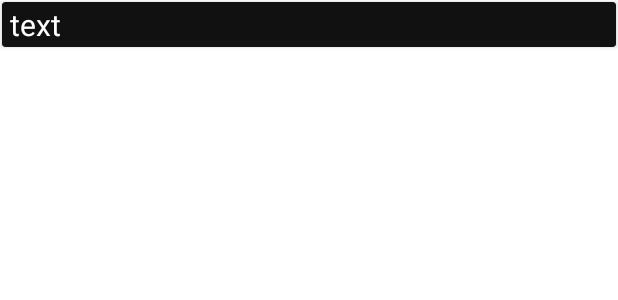
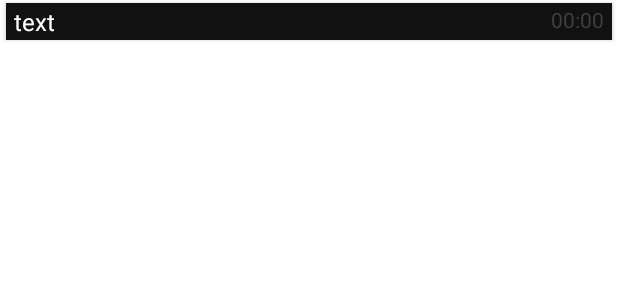
Before and after one commit to lajumi/uDiary, an Android app: the layout item.xml on its own in the app's theme, with its tools: preview values and no code run, on a phone screen of 412 x 824 dp. Shown: the top 300 px of the screen. Run offline under Robolectric (Android 15) with nearby library versions, the phone set to English and light mode, and no system bars.

Commit message:
Time of Items added and minor Design improvements

```diff
--- a/app/src/main/java/com/lajumi/udiary/MainActivity.java
+++ b/app/src/main/java/com/lajumi/udiary/MainActivity.java
@@ -22,7 +22,7 @@ public class MainActivity extends AppCompatActivity {
     private ArrayList<Item> _itemList;
     private FloatingActionButton _fab;
     private RecyclerView _recyclerView;
-    private RecyclerView.Adapter _adapter;
+    private RecyclerView.Adapter<ItemAdapter.ItemViewHolder> _adapter;
     private RecyclerView.LayoutManager _layoutManager;
 
     @Override
--- a/app/src/main/res/layout/item.xml
+++ b/app/src/main/res/layout/item.xml
@@ -3,8 +3,10 @@
     android:layout_width="match_parent"
     android:layout_height="wrap_content"
     xmlns:app="http://schemas.android.com/apk/res-auto"
-    android:layout_margin="1dp"
-    app:cardBackgroundColor="@color/card_color">
+    android:layout_marginHorizontal="4dp"
+    android:layout_marginVertical="2dp"
+    app:cardBackgroundColor="@color/card_color"
+    app:cardCornerRadius="0dp">
 
 
     <RelativeLayout
@@ -13,12 +15,20 @@
         android:layout_marginHorizontal="5dp"
         android:layout_marginVertical="1dp">
         <TextView
-            android:id="@+id/textView"
+            android:id="@+id/textTextView"
             android:layout_width="wrap_content"
             android:layout_height="wrap_content"
             android:text="text"
-            android:textSize="20sp"
-            android:textColor="@color/color_default"/>
+            android:textSize="16sp"
+            android:textColor="@color/color_default"
+            android:layout_marginEnd="40dp"/>
+        <TextView
+            android:id="@+id/timeTextView"
+            android:layout_width="wrap_content"
+            android:layout_height="wrap_content"
+            android:layout_alignParentEnd="true"
+            android:text="00:00"
+            android:textColor="@color/time_color"/>
     </RelativeLayout>
 
 </androidx.cardview.widget.CardView>
--- a/app/src/main/res/values/colors.xml
+++ b/app/src/main/res/values/colors.xml
@@ -1,10 +1,10 @@
 <?xml version="1.0" encoding="utf-8"?>
 <resources>
-    <color name="purple_200">#FFBB86FC</color>
-    <color name="purple_500">#FF6200EE</color>
-    <color name="purple_700">#FF3700B3</color>
-    <color name="teal_200">#FF03DAC5</color>
-    <color name="teal_700">#FF018786</color>
+    <color name="purple_200">#FF91ABDB</color>
+    <color name="purple_500">#FF3D69BC</color>
+    <color name="purple_700">#FF2A4983</color>
+    <color name="teal_200">#FFEB8900</color>
+    <color name="teal_700">#FFEBAC00</color>
     <color name="black">#FF000000</color>
     <color name="white">#FFFFFFFF</color>
 
@@ -19,5 +19,6 @@
 
     <color name="card_color">#111111</color>
     <color name="background">#000000</color>
+    <color name="time_color">#FF404040</color>
 
 </resources>
--- a/app/src/main/res/values/themes.xml
+++ b/app/src/main/res/values/themes.xml
@@ -3,7 +3,7 @@
     <style name="Theme.UDiary" parent="Theme.MaterialComponents.DayNight.DarkActionBar">
         <!-- Primary brand color. -->
         <item name="colorPrimary">@color/purple_500</item>
-        <item name="colorPrimaryVariant">@color/purple_700</item>
+        <item name="colorPrimaryVariant">@color/black</item>
         <item name="colorOnPrimary">@color/white</item>
         <!-- Secondary brand color. -->
         <item name="colorSecondary">@color/teal_200</item>
@@ -12,5 +12,7 @@
         <!-- Status bar color. -->
         <item name="android:statusBarColor" tools:targetApi="l">?attr/colorPrimaryVariant</item>
         <!-- Customize your theme here. -->
+        <item name="windowActionBar">false</item>
+        <item name="windowNoTitle">true</item>
     </style>
 </resources>
```
Also changed, not shown: app/src/main/java/com/lajumi/udiary/Item.java (+13 -0 lines), app/src/main/java/com/lajumi/udiary/ItemAdapter.java (+15 -11 lines), app/src/main/res/drawable/ic_app_icon_hollow.xml (added, +21 -0 lines), app/src/main/res/drawable/ic_plus.xml (added, +12 -0 lines), app/src/main/res/layout/activity_main.xml (+4 -24 lines), 3 other files.
